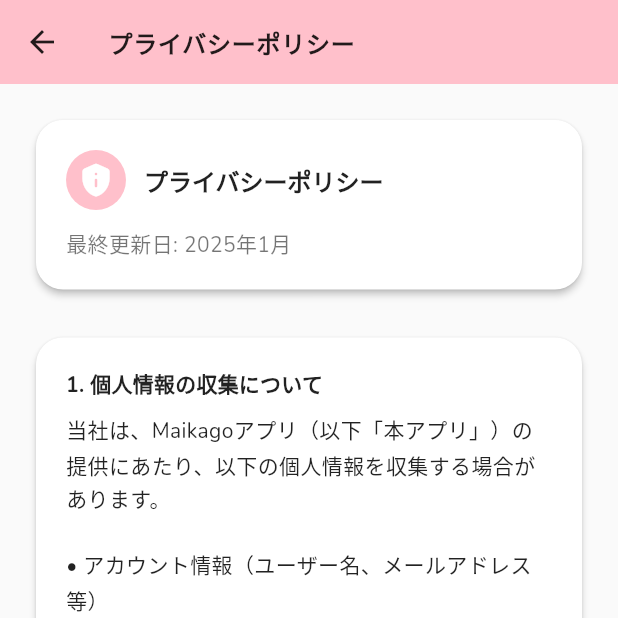
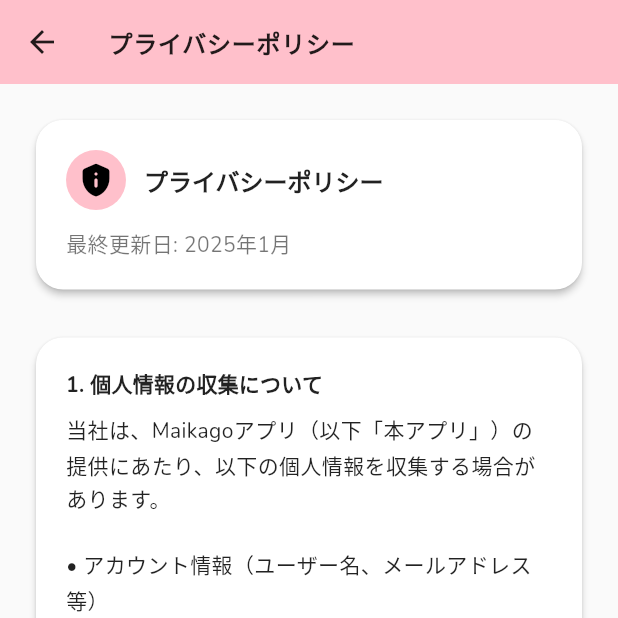
Before and after one commit to IKcoding-jp/maikago, a Flutter app: the PrivacyPolicyScreen screen opened directly with empty values, on a phone screen of 412 x 824 dp, the top half of it. Run offline on Flutter 3.47's test engine with Material 3 defaults, Android fonts, the phone set to English and light mode, and no system bars; our stand-ins replace camera, cloud_firestore, cloud_functions, firebase_auth, firebase_core, google_fonts and 8 more; missing offline and left inert: in_app_purchase_android, mobile_scanner; accounts and stored records are empty; network calls fail.

Commit message:
テーマ関連の設定を改善し、プライバシーポリシーや利用規約画面の色設定を統一。メイン画面のテーマ変更時に即時反映されるよう修正。

```diff
--- a/lib/drawer/settings/privacy_policy_screen.dart
+++ b/lib/drawer/settings/privacy_policy_screen.dart
@@ -71,10 +71,10 @@ class _PrivacyPolicyScreenState extends State<PrivacyPolicyScreen> {
             ),
       ),
       backgroundColor:
-          (widget.theme ?? _getCurrentTheme(settingsState)).colorScheme.primary,
-      foregroundColor: (widget.theme ?? _getCurrentTheme(settingsState))
-          .colorScheme
-          .onPrimary,
+          SettingsTheme.getPrimaryColor(settingsState.selectedTheme),
+      foregroundColor: SettingsTheme.getContrastColor(
+        SettingsTheme.getPrimaryColor(settingsState.selectedTheme),
+      ),
       iconTheme: IconThemeData(
         color: settingsState.selectedTheme == 'dark'
             ? Colors.white
@@ -118,15 +118,15 @@ class _PrivacyPolicyScreenState extends State<PrivacyPolicyScreen> {
             Row(
               children: [
                 CircleAvatar(
-                  backgroundColor:
-                      (widget.theme ?? _getCurrentTheme(settingsState))
-                          .colorScheme
-                          .primary,
+                  backgroundColor: SettingsTheme.getPrimaryColor(
+                      settingsState.selectedTheme),
                   child: Icon(
                     Icons.privacy_tip_rounded,
-                    color: (widget.theme ?? _getCurrentTheme(settingsState))
-                        .colorScheme
-                        .onPrimary,
+                    color: SettingsTheme.getContrastColor(
+                      SettingsTheme.getPrimaryColor(
+                        settingsState.selectedTheme,
+                      ),
+                    ),
                   ),
                 ),
                 const SizedBox(width: 12),
--- a/lib/drawer/settings/settings_theme.dart
+++ b/lib/drawer/settings/settings_theme.dart
@@ -188,6 +188,45 @@ class SettingsTheme {
       dividerColor: borderColor,
       useMaterial3: true,
     );
+  }
+
+  /// テーマキーに対応するプライマリカラーを取得
+  static Color getPrimaryColor(String selectedTheme) {
+    switch (selectedTheme) {
+      case 'light':
+        return const Color(0xFF9E9E9E);
+      case 'dark':
+        return const Color(0xFF1F1F1F);
+      case 'orange':
+        return const Color(0xFFFFC107);
+      case 'green':
+        return const Color(0xFF8BC34A);
+      case 'blue':
+        return const Color(0xFF2196F3);
+      case 'gray':
+        return const Color(0xFF90A4AE);
+      case 'beige':
+        return const Color(0xFFFFE0B2);
+      case 'mint':
+        return const Color(0xFFB5EAD7);
+      case 'lavender':
+        return const Color(0xFFB39DDB);
+      case 'purple':
+        return const Color(0xFF9C27B0);
+      case 'teal':
+        return const Color(0xFF009688);
+      case 'amber':
+        return const Color(0xFFFF9800);
+      case 'indigo':
+        return const Color(0xFF3F51B5);
+      case 'soda':
+        return const Color(0xFF81D4FA);
+      case 'coral':
+        return const Color(0xFFFFAB91);
+      case 'pink':
+      default:
+        return const Color(0xFFFFC0CB);
+    }
   }
 
   /// フォントに基づいてテキストテーマを取得
@@ -484,10 +523,12 @@ class _ThemeSelectScreenState extends State<ThemeSelectScreen> {
             if (isLocked) {
               _showDonationRequiredDialog();
             } else {
-              widget.onThemeChanged(newTheme);
+              // 先にローカル状態を更新して画面内の色を即時反映
               setState(() {
                 selectedTheme = newTheme;
               });
+              // 同フレームでグローバルへも即時通知
+              widget.onThemeChanged(newTheme);
             }
           },
         );
--- a/lib/main.dart
+++ b/lib/main.dart
@@ -431,6 +431,8 @@ class MyApp extends StatelessWidget {
           return MaterialApp(
             title: 'まいカゴ',
             theme: theme,
+            themeAnimationDuration: Duration.zero,
+            themeAnimationCurve: Curves.linear,
             home: const SafeArea(child: SplashWrapper()),
             routes: {
               '/subscription': (context) => const SubscriptionScreen(),
```
Also changed, not shown: lib/drawer/settings/settings_screen.dart (+63 -53 lines), lib/drawer/settings/terms_of_service_screen.dart (+11 -11 lines), lib/screens/main_screen.dart (+6 -4 lines).
